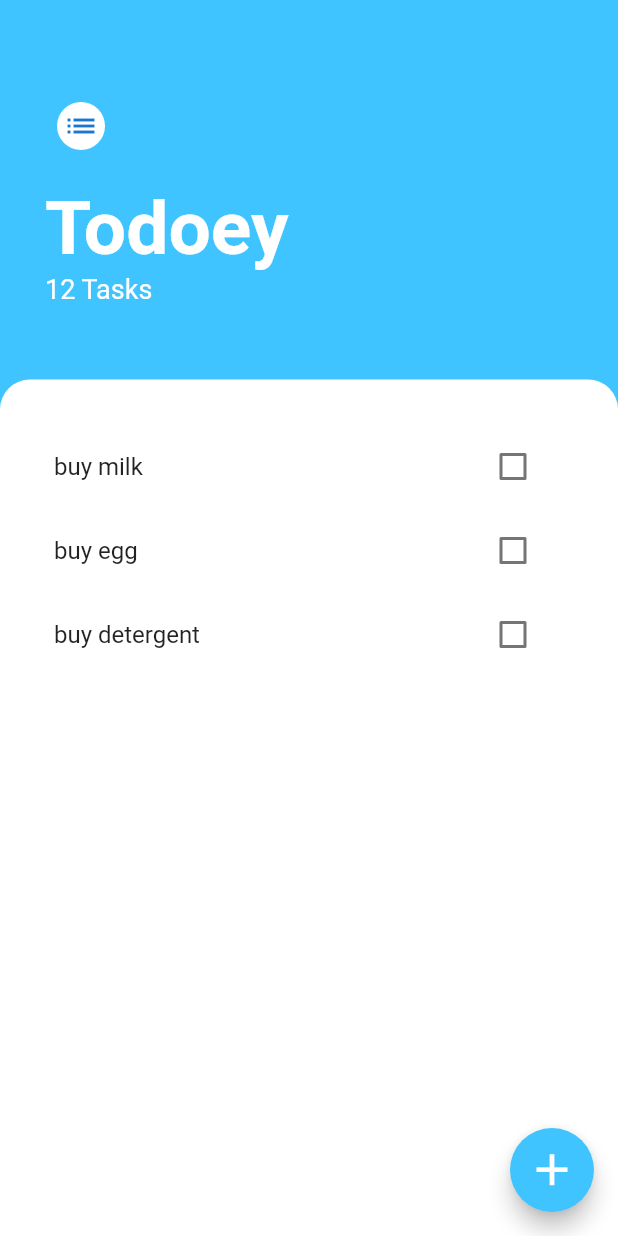
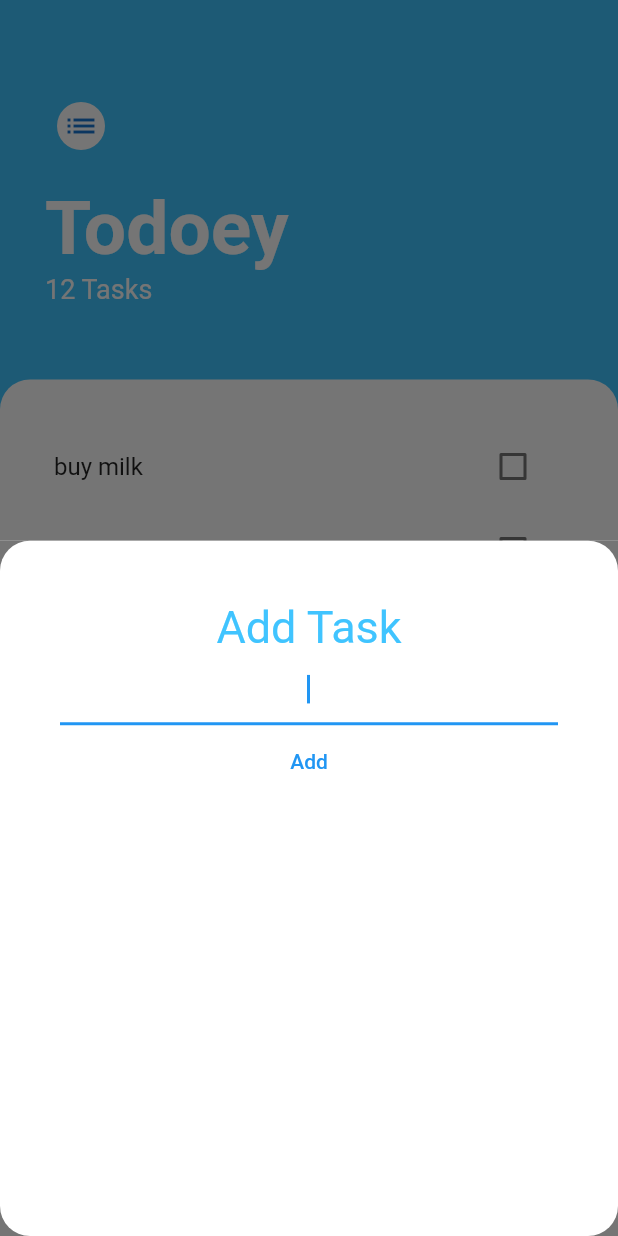
Before and after one commit to master-8702/flutter_todoey, a Flutter app: the screen it shows after launch, after a tap on the "add" icon, on a phone screen of 412 x 824 dp. Run offline on Flutter 3.47's test engine with Material 2 defaults, Android fonts, the phone set to English and light mode, and no system bars.

```diff
--- a/lib/components/task_tile.dart
+++ b/lib/components/task_tile.dart
@@ -1,18 +1,49 @@
 import 'package:flutter/material.dart';
 
-class TaskTile extends StatelessWidget {
+class TaskTile extends StatefulWidget {
+  @override
+  State<TaskTile> createState() => _TaskTileState();
+
   String taskName;
+  TaskTile({required this.taskName});
+}
 
-  TaskTile({required this.taskName});
+class _TaskTileState extends State<TaskTile> {
+  bool isChecked = false;
+
+  //the callback method that we will call inside Task checkbox
+  void toggleCheckBox(bool? newState) {
+    setState(() {
+      isChecked = newState!;
+    });
+  }
 
   @override
   Widget build(BuildContext context) {
     return ListTile(
-      title: Text(taskName),
-      trailing: Checkbox(
-        value: false,
-        onChanged: (value) {},
+      title: Text(
+        widget.taskName,
+        style: TextStyle(
+            decoration: isChecked ? TextDecoration.lineThrough : null),
+      ),
+      trailing: TaskCheckBox(
+        checkBoxState: isChecked,
+        checkBoxToggler: toggleCheckBox,
       ),
     );
   }
 }
+
+class TaskCheckBox extends StatelessWidget {
+  final bool checkBoxState;
+  final Function(bool?) checkBoxToggler;
+  TaskCheckBox({required this.checkBoxState, required this.checkBoxToggler});
+
+  @override
+  Widget build(BuildContext context) {
+    return Checkbox(
+      value: checkBoxState,
+      onChanged: checkBoxToggler,
+    );
+  }
+}
--- /dev/null
+++ b/lib/screens/add_task_screen.dart
@@ -0,0 +1,38 @@
+import 'package:flutter/material.dart';
+
+class AddTaskScreen extends StatelessWidget {
+  @override
+  Widget build(BuildContext context) {
+    return Container(
+      color: Color(0xff757575),
+      child: Container(
+        decoration: const BoxDecoration(
+          color: Colors.white,
+          borderRadius: BorderRadius.all(Radius.circular(20)),
+          // only(
+          //     topRight: Radius.circular(30), topLeft: Radius.circular(30))),
+        ),
+        child: Padding(
+          padding: const EdgeInsets.all(40.0),
+          child: Column(
+            children: [
+              const Text(
+                "Add Task",
+                style: TextStyle(fontSize: 30, color: Colors.lightBlueAccent),
+              ),
+              TextFormField(
+                textAlign: TextAlign.center,
+                autofocus: true,
+              ),
+              TextButton(
+                onPressed: () {},
+                child: Text("Add"),
+                style: ButtonStyle(),
+              )
+            ],
+          ),
+        ),
+      ),
+    );
+  }
+}
--- a/lib/screens/tasks_screen.dart
+++ b/lib/screens/tasks_screen.dart
@@ -1,5 +1,7 @@
 import 'package:flutter/material.dart';
 import 'package:flutter_todoey/components/task_list.dart';
+
+import 'add_task_screen.dart';
 
 class TasksScreen extends StatelessWidget {
   @override
@@ -64,7 +66,10 @@ class TasksScreen extends StatelessWidget {
         ),
       ),
       floatingActionButton: FloatingActionButton(
-        onPressed: () {},
+        onPressed: () {
+          showModalBottomSheet(
+              context: context, builder: (context) => AddTaskScreen());
+        },
         backgroundColor: Colors.lightBlueAccent,
         child: Icon(
           Icons.add,
```
Also changed, not shown: 1 other file.
